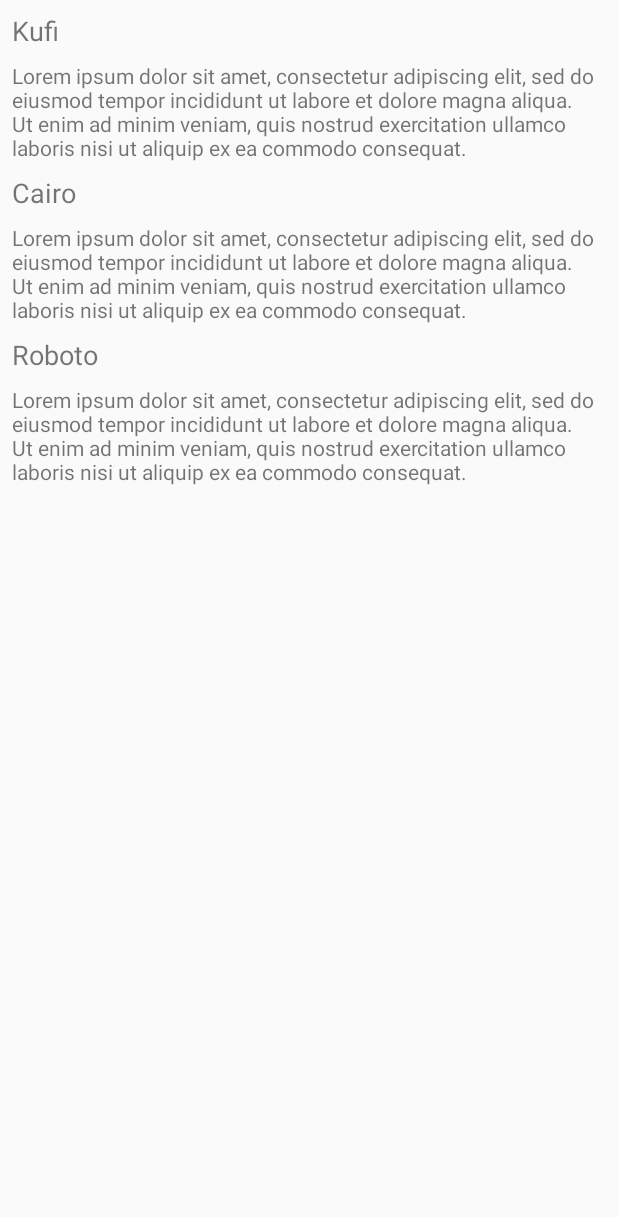
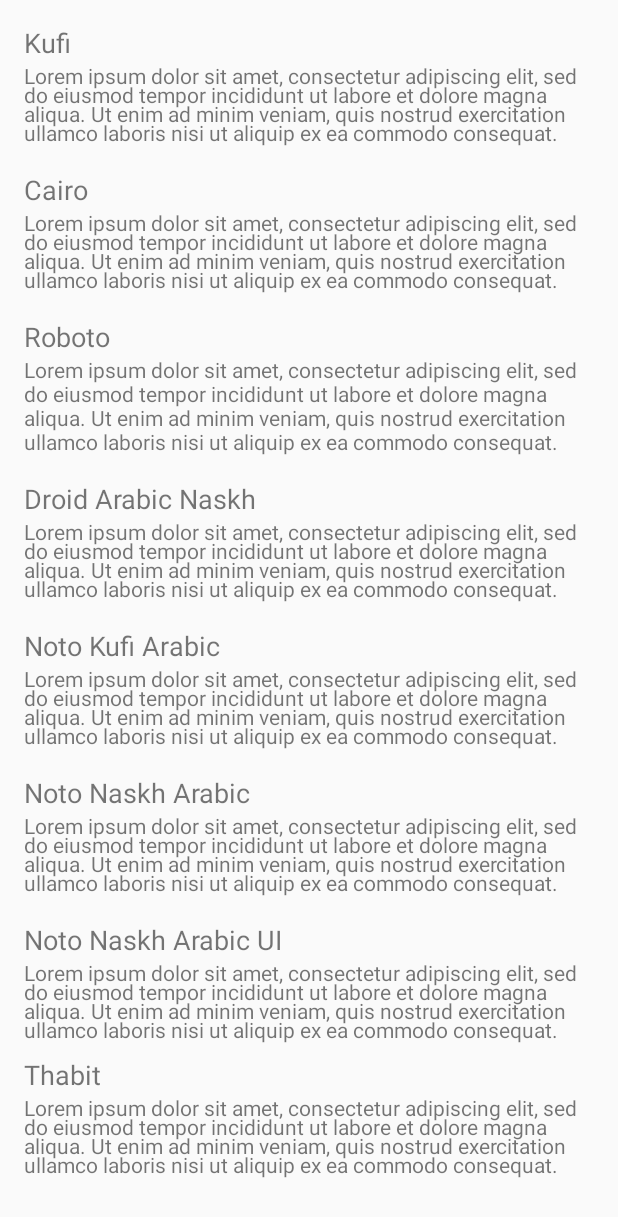
Before and after one commit to mcaibad2/android-fonts, an Android app: the layout activity_main.xml on its own in the app's theme, with its tools: preview values and no code run, on a phone screen of 412 x 824 dp. Shown: the top 1217 px of the screen. Run offline under Robolectric (Android 15) with nearby library versions, the phone set to English and light mode, and no system bars.

Commit message:
Added extra font samples with negative line spacing.

```diff
--- a/app/src/main/AndroidManifest.xml
+++ b/app/src/main/AndroidManifest.xml
@@ -12,10 +12,8 @@
         <activity android:name=".MainActivity">
             <intent-filter>
                 <action android:name="android.intent.action.MAIN"/>
-
                 <category android:name="android.intent.category.LAUNCHER"/>
             </intent-filter>
         </activity>
     </application>
-
 </manifest>
--- a/app/src/main/res/layout/activity_main.xml
+++ b/app/src/main/res/layout/activity_main.xml
@@ -1,65 +1,71 @@
 <?xml version="1.0" encoding="utf-8"?>
-<android.support.constraint.ConstraintLayout
-    xmlns:android="http://schemas.android.com/apk/res/android"
-    xmlns:app="http://schemas.android.com/apk/res-auto"
-    xmlns:tools="http://schemas.android.com/tools"
-    android:layout_width="match_parent"
-    android:layout_height="match_parent"
-    tools:context="com.wappier.androidfontinvestigation.MainActivity">
-    <TextView
-        android:id="@+id/kufiTextView"
-        android:layout_width="0dp"
-        android:layout_height="wrap_content"
-        android:layout_marginEnd="8dp" android:layout_marginLeft="8dp"
-        android:layout_marginRight="8dp"
-        android:layout_marginStart="8dp"
-        fontPath="fonts/DroidKufi-Regular.ttf"
-        android:text="@string/lorem_ipsum" app:layout_constraintLeft_toLeftOf="parent"
-        app:layout_constraintRight_toRightOf="parent"
-        app:layout_constraintHorizontal_bias="0.0" android:layout_marginTop="8dp"
-        app:layout_constraintTop_toBottomOf="@+id/textView2"/>
-    <TextView
-        android:id="@+id/cairoTextView"
-        android:layout_width="0dp"
-        android:layout_height="wrap_content" android:layout_marginEnd="8dp"
-        android:layout_marginLeft="8dp"
-        android:layout_marginRight="8dp" android:layout_marginStart="8dp"
-        fontPath="fonts/Cairo-Regular.ttf"
-        android:text="@string/lorem_ipsum"
-        app:layout_constraintLeft_toLeftOf="parent" app:layout_constraintRight_toRightOf="parent"
-        app:layout_constraintHorizontal_bias="0.0" android:layout_marginTop="8dp"
-        app:layout_constraintTop_toBottomOf="@+id/textView3"/>
-    <TextView
-        android:id="@+id/textView"
-        fontPath="fonts/Roboto-Regular.ttf"
-        android:layout_width="0dp" android:layout_height="wrap_content"
-        android:layout_marginLeft="8dp"
-        android:layout_marginRight="8dp"
-        android:text="@string/lorem_ipsum"
-        app:layout_constraintHorizontal_bias="0.0" app:layout_constraintLeft_toLeftOf="parent"
-        app:layout_constraintRight_toRightOf="parent" android:layout_marginTop="8dp"
-        app:layout_constraintTop_toBottomOf="@+id/textView4"/>
-    <TextView
-        android:id="@+id/textView2"
-        android:layout_width="wrap_content"
-        android:layout_height="wrap_content" android:layout_marginLeft="8dp"
-        android:layout_marginTop="8dp"
-        android:text="Kufi"
-        android:textSize="18sp"
-        app:layout_constraintLeft_toLeftOf="parent" app:layout_constraintTop_toTopOf="parent"/>
-    <TextView
-        android:id="@+id/textView3"
-        android:layout_width="wrap_content"
-        android:layout_height="wrap_content" android:layout_marginLeft="8dp"
-        android:layout_marginTop="8dp"
-        android:text="Cairo" android:textSize="18sp"
-        app:layout_constraintLeft_toLeftOf="parent" app:layout_constraintTop_toBottomOf="@+id/kufiTextView"/>
-    <TextView
-        android:id="@+id/textView4"
-        android:layout_width="wrap_content"
-        android:layout_height="wrap_content" android:layout_marginLeft="8dp"
-        android:layout_marginTop="8dp"
-        android:text="Roboto" android:textSize="18sp"
-        app:layout_constraintLeft_toLeftOf="parent"
-        app:layout_constraintTop_toBottomOf="@+id/cairoTextView"/>
-</android.support.constraint.ConstraintLayout>
+<ScrollView xmlns:android="http://schemas.android.com/apk/res/android"
+            xmlns:tools="http://schemas.android.com/tools" android:layout_width="match_parent"
+            android:layout_height="match_parent" android:fillViewport="true">
+    <LinearLayout android:layout_width="match_parent" android:layout_height="wrap_content"
+                  android:orientation="vertical"
+                  android:paddingBottom="@dimen/activity_vertical_margin"
+                  android:paddingLeft="@dimen/activity_horizontal_margin"
+                  android:paddingRight="@dimen/activity_horizontal_margin"
+                  android:paddingTop="@dimen/activity_vertical_margin" tools:ignore="MissingPrefix">
+
+        <!-- Kufi -->
+        <TextView android:layout_width="wrap_content" android:layout_height="wrap_content"
+                  android:text="Kufi" android:textSize="18sp"/>
+        <TextView android:id="@+id/kufiTextView" fontPath="fonts/DroidKufi-Regular.ttf"
+                  android:layout_width="match_parent" android:layout_height="wrap_content"
+                  android:lineSpacingExtra="-3dp" android:text="@string/lorem_ipsum"/>
+
+        <!-- Cairo -->
+        <TextView android:layout_width="wrap_content" android:layout_height="wrap_content"
+                  android:layout_marginTop="16dp" android:text="Cairo" android:textSize="18sp"/>
+        <TextView android:id="@+id/cairoTextView" fontPath="fonts/Cairo-Regular.ttf"
+                  android:layout_width="match_parent" android:layout_height="wrap_content"
+                  android:lineSpacingExtra="-3dp" android:text="@string/lorem_ipsum"/>
+
+        <!-- Roboto -->
+        <TextView android:layout_width="wrap_content" android:layout_height="wrap_content"
+                  android:layout_marginTop="16dp" android:text="Roboto" android:textSize="18sp"/>
+        <TextView fontPath="fonts/Roboto-Regular.ttf" android:layout_width="match_parent"
+                  android:layout_height="wrap_content" android:text="@string/lorem_ipsum"/>
+
+        <!-- Droid Arabic Naskh -->
+        <TextView android:layout_width="wrap_content" android:layout_height="wrap_content"
+                  android:layout_marginTop="16dp" android:text="Droid Arabic Naskh"
+                  android:textSize="18sp"/>
+        <TextView fontPath="fonts/DroidNaskh-Regular.ttf" android:layout_width="match_parent"
+                  android:layout_height="wrap_content" android:lineSpacingExtra="-3dp"
+                  android:text="@string/lorem_ipsum"/>
+
+        <!-- Noto Kufi Arabic -->
+        <TextView android:layout_width="wrap_content" android:layout_height="wrap_content"
+                  android:layout_marginTop="16dp" android:text="Noto Kufi Arabic"
+                  android:textSize="18sp"/>
+        <TextView fontPath="fonts/NotoKufiArabic-Regular.ttf" android:layout_width="match_parent"
+                  android:layout_height="wrap_content" android:lineSpacingExtra="-3dp"
+                  android:text="@string/lorem_ipsum"/>
+
+        <!-- Noto Naskh Arabic -->
+        <TextView android:layout_width="wrap_content" android:layout_height="wrap_content"
+                  android:layout_marginTop="16dp" android:text="Noto Naskh Arabic"
+                  android:textSize="18sp"/>
+        <TextView fontPath="fonts/NotoNaskhArabic-Regular.ttf" android:layout_width="match_parent"
+                  android:layout_height="wrap_content" android:lineSpacingExtra="-3dp"
+                  android:text="@string/lorem_ipsum"/>
+
+        <!-- Noto Naskh Arabic UI -->
+        <TextView android:layout_width="wrap_content" android:layout_height="wrap_content"
+                  android:layout_marginTop="16dp" android:text="Noto Naskh Arabic UI"
+                  android:textSize="18sp"/>
+        <TextView fontPath="fonts/NotoNaskhArabicUI-Regular.ttf" android:layout_width="match_parent"
+                  android:layout_height="wrap_content" android:lineSpacingExtra="-3dp"
+                  android:text="@string/lorem_ipsum"/>
+
+        <!-- Thabit -->
+        <TextView android:layout_width="wrap_content" android:layout_height="wrap_content"
+                  android:layout_marginTop="8dp" android:text="Thabit" android:textSize="18sp"/>
+        <TextView fontPath="fonts/Thabit.ttf" android:layout_width="match_parent"
+                  android:layout_height="wrap_content" android:lineSpacingExtra="-3dp"
+                  android:text="@string/lorem_ipsum"/>
+    </LinearLayout>
+</ScrollView>
--- /dev/null
+++ b/app/src/main/res/values/dimens.xml
@@ -0,0 +1,5 @@
+<?xml version="1.0" encoding="utf-8"?>
+<resources>
+    <dimen name="activity_horizontal_margin">16dp</dimen>
+    <dimen name="activity_vertical_margin">16dp</dimen>
+</resources>
```
Also changed, not shown: app/src/main/assets/fonts/DroidNaskh-Bold.ttf (added), app/src/main/assets/fonts/DroidNaskh-Regular.ttf (added), app/src/main/assets/fonts/NotoKufiArabic-Bold.ttf (added), app/src/main/assets/fonts/NotoKufiArabic-Regular.ttf (added), app/src/main/assets/fonts/NotoNaskhArabic-Bold.ttf (added), app/src/main/assets/fonts/NotoNaskhArabic-Regular.ttf (added), app/src/main/assets/fonts/NotoNaskhArabicUI-Bold.ttf (added), app/src/main/assets/fonts/NotoNaskhArabicUI-Regular.ttf (added), app/src/main/assets/fonts/Thabit-Bold.ttf (added), app/src/main/assets/fonts/Thabit-BoldOblique.ttf (added), app/src/main/assets/fonts/Thabit-Oblique.ttf (added), app/src/main/assets/fonts/Thabit.ttf (added), 1 other file.
